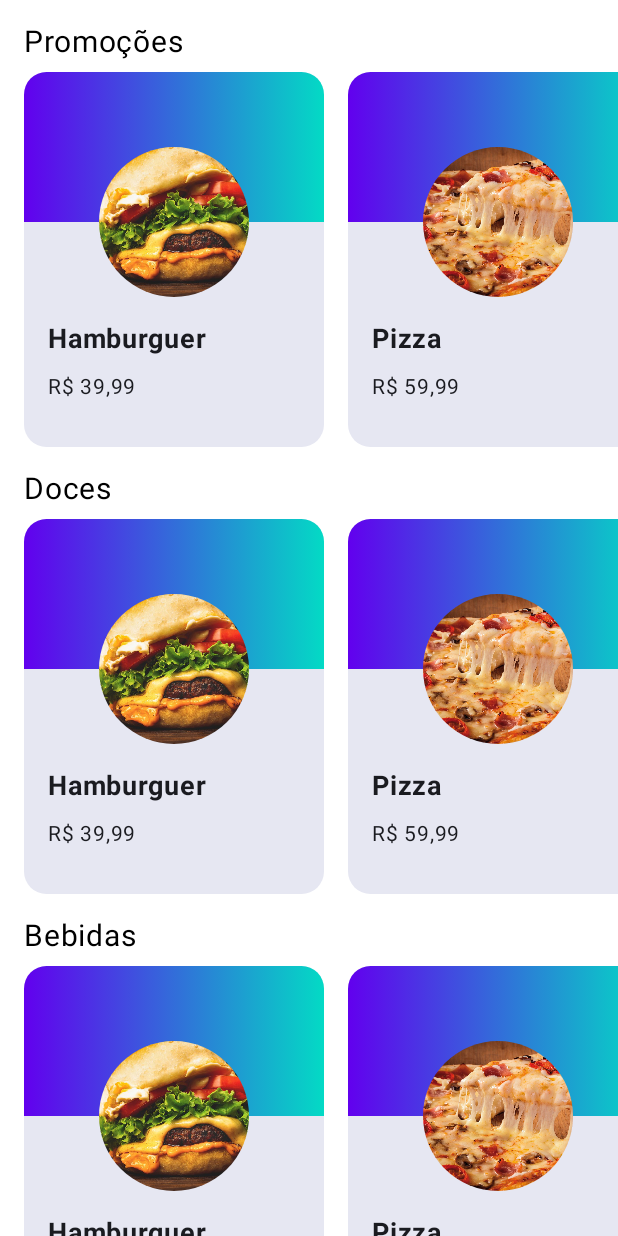
After one commit to matheusfinamor1/JetpackCompose_CriandoUmAppAndroid, an Android app built with Jetpack Compose: the composable HomeScreen shown on its own in the app's theme, on a phone screen of 412 x 824 dp. The commit adds this screen. Run offline under Robolectric (Android 15) with nearby library versions, the phone set to English and light mode, and no system bars.

Commit message:
Organizando os componentes de tela

```diff
--- /dev/null
+++ b/app/src/main/java/com/example/jetpackcompose_criandoumappandroid/ui/components/ProductItem.kt
@@ -0,0 +1,108 @@
+package com.example.jetpackcompose_criandoumappandroid.ui.components
+
+import androidx.compose.foundation.Image
+import androidx.compose.foundation.background
+import androidx.compose.foundation.layout.Box
+import androidx.compose.foundation.layout.Column
+import androidx.compose.foundation.layout.Spacer
+import androidx.compose.foundation.layout.fillMaxWidth
+import androidx.compose.foundation.layout.height
+import androidx.compose.foundation.layout.heightIn
+import androidx.compose.foundation.layout.offset
+import androidx.compose.foundation.layout.padding
+import androidx.compose.foundation.layout.size
+import androidx.compose.foundation.layout.width
+import androidx.compose.foundation.shape.CircleShape
+import androidx.compose.foundation.shape.RoundedCornerShape
+import androidx.compose.material3.Surface
+import androidx.compose.material3.Text
+import androidx.compose.runtime.Composable
+import androidx.compose.ui.Alignment
+import androidx.compose.ui.Modifier
+import androidx.compose.ui.draw.clip
+import androidx.compose.ui.graphics.Brush
+import androidx.compose.ui.layout.ContentScale
+import androidx.compose.ui.res.painterResource
+import androidx.compose.ui.text.font.FontWeight
+import androidx.compose.ui.text.style.TextOverflow
+import androidx.compose.ui.tooling.preview.Preview
+import androidx.compose.ui.tooling.preview.datasource.LoremIpsum
+import androidx.compose.ui.unit.dp
+import androidx.compose.ui.unit.sp
+import com.example.jetpackcompose_criandoumappandroid.R
+import com.example.jetpackcompose_criandoumappandroid.extensions.toBrazilianCurrency
+import com.example.jetpackcompose_criandoumappandroid.model.Product
+import com.example.jetpackcompose_criandoumappandroid.ui.theme.Purple500
+import com.example.jetpackcompose_criandoumappandroid.ui.theme.Teal200
+import java.math.BigDecimal
+
+@Composable
+fun ProductItem(product: Product) {
+    Surface(
+        shape = RoundedCornerShape(15.dp),
+        tonalElevation = 4.dp
+    ) {
+        Column(
+            modifier = Modifier
+                .heightIn(min = 250.dp, max = 300.dp)
+                .width(200.dp)
+        ) {
+            val imageSize = 100.dp
+            Box(
+                modifier = Modifier
+                    .height(imageSize)
+                    .background(
+                        brush = Brush.horizontalGradient(
+                            colors = listOf(
+                                Purple500, Teal200
+                            )
+                        )
+                    )
+                    .fillMaxWidth()
+            ) {
+                Image(
+                    painter = painterResource(id = product.image),
+                    contentDescription = "Imagem do produto",
+                    modifier = Modifier
+                        .size(imageSize)
+                        .offset(y = imageSize / 2)
+                        .clip(shape = CircleShape)
+                        .align(Alignment.BottomCenter),
+                    contentScale = ContentScale.Crop
+                )
+            }
+            Spacer(
+                modifier = Modifier
+                    .height(imageSize / 2)
+            )
+            Column(modifier = Modifier.padding(16.dp)) {
+                Text(
+                    text = product.name,
+                    fontSize = 18.sp,
+                    fontWeight = FontWeight(700),
+                    maxLines = 2,
+                    overflow = TextOverflow.Ellipsis
+                )
+                Text(
+                    text = product.price.toBrazilianCurrency(),
+                    modifier = Modifier.padding(top = 8.dp),
+                    fontSize = 14.sp,
+                    fontWeight = FontWeight(400)
+                )
+            }
+        }
+
+    }
+}
+
+@Preview(showBackground = true)
+@Composable
+private fun ProductItemPreview() {
+    ProductItem(
+        Product(
+            name = LoremIpsum(50).values.first(),
+            price = BigDecimal("14.99"),
+            image = R.drawable.placeholder
+        )
+    )
+}
--- /dev/null
+++ b/app/src/main/java/com/example/jetpackcompose_criandoumappandroid/ui/components/ProductsSection.kt
@@ -0,0 +1,58 @@
+package com.example.jetpackcompose_criandoumappandroid.ui.components
+
+import androidx.compose.foundation.horizontalScroll
+import androidx.compose.foundation.layout.Arrangement
+import androidx.compose.foundation.layout.Column
+import androidx.compose.foundation.layout.Row
+import androidx.compose.foundation.layout.Spacer
+import androidx.compose.foundation.layout.fillMaxWidth
+import androidx.compose.foundation.layout.padding
+import androidx.compose.foundation.rememberScrollState
+import androidx.compose.material3.Text
+import androidx.compose.runtime.Composable
+import androidx.compose.ui.Modifier
+import androidx.compose.ui.text.font.FontWeight
+import androidx.compose.ui.tooling.preview.Preview
+import androidx.compose.ui.unit.dp
+import androidx.compose.ui.unit.sp
+import com.example.jetpackcompose_criandoumappandroid.model.Product
+import com.example.jetpackcompose_criandoumappandroid.sampledata.sampleProducts
+
+@Composable
+fun ProductsSection(title: String, products: List<Product>) {
+    Column {
+        Text(
+            text = title,
+            modifier = Modifier
+                .padding(
+                    start = 16.dp,
+                    end = 16.dp
+                ),
+            fontSize = 20.sp,
+            fontWeight = FontWeight(400)
+        )
+        Row(
+            modifier = Modifier
+                .padding(
+                    top = 8.dp
+                )
+                .fillMaxWidth()
+                .horizontalScroll(rememberScrollState()),
+            horizontalArrangement = Arrangement.spacedBy(16.dp)
+        ) {
+            Spacer(Modifier)
+            for (p in products) {
+                ProductItem(product = p)
+            }
+
+            Spacer(Modifier)
+        }
+    }
+}
+
+@Preview(showBackground = true)
+@Composable
+private fun ProductsSectionPreview() {
+    ProductsSection("Promoções", products = sampleProducts)
+
+}
--- /dev/null
+++ b/app/src/main/java/com/example/jetpackcompose_criandoumappandroid/ui/screens/HomeScreen.kt
@@ -0,0 +1,36 @@
+package com.example.jetpackcompose_criandoumappandroid.ui.screens
+
+import androidx.compose.foundation.layout.Arrangement
+import androidx.compose.foundation.layout.Column
+import androidx.compose.foundation.layout.Spacer
+import androidx.compose.foundation.layout.fillMaxSize
+import androidx.compose.foundation.rememberScrollState
+import androidx.compose.foundation.verticalScroll
+import androidx.compose.runtime.Composable
+import androidx.compose.ui.Modifier
+import androidx.compose.ui.tooling.preview.Preview
+import androidx.compose.ui.unit.dp
+import com.example.jetpackcompose_criandoumappandroid.sampledata.sampleProducts
+import com.example.jetpackcompose_criandoumappandroid.ui.components.ProductsSection
+
+@Composable
+fun HomeScreen() {
+    Column(
+        modifier = Modifier
+            .fillMaxSize()
+            .verticalScroll(rememberScrollState()),
+        verticalArrangement = Arrangement.spacedBy(16.dp)
+    ) {
+        Spacer(modifier = Modifier)
+        ProductsSection("Promoções", sampleProducts)
+        ProductsSection("Doces", sampleProducts)
+        ProductsSection("Bebidas", sampleProducts)
+        Spacer(modifier = Modifier)
+    }
+}
+
+@Preview(showSystemUi = true)
+@Composable
+private fun HomeScreenPreview() {
+    HomeScreen()
+}
```
Also changed, not shown: app/src/main/java/com/example/jetpackcompose_criandoumappandroid/MainActivity.kt (+2 -182 lines), app/src/main/java/com/example/jetpackcompose_criandoumappandroid/sampledata/SampleData.kt (added, +22 -0 lines).
